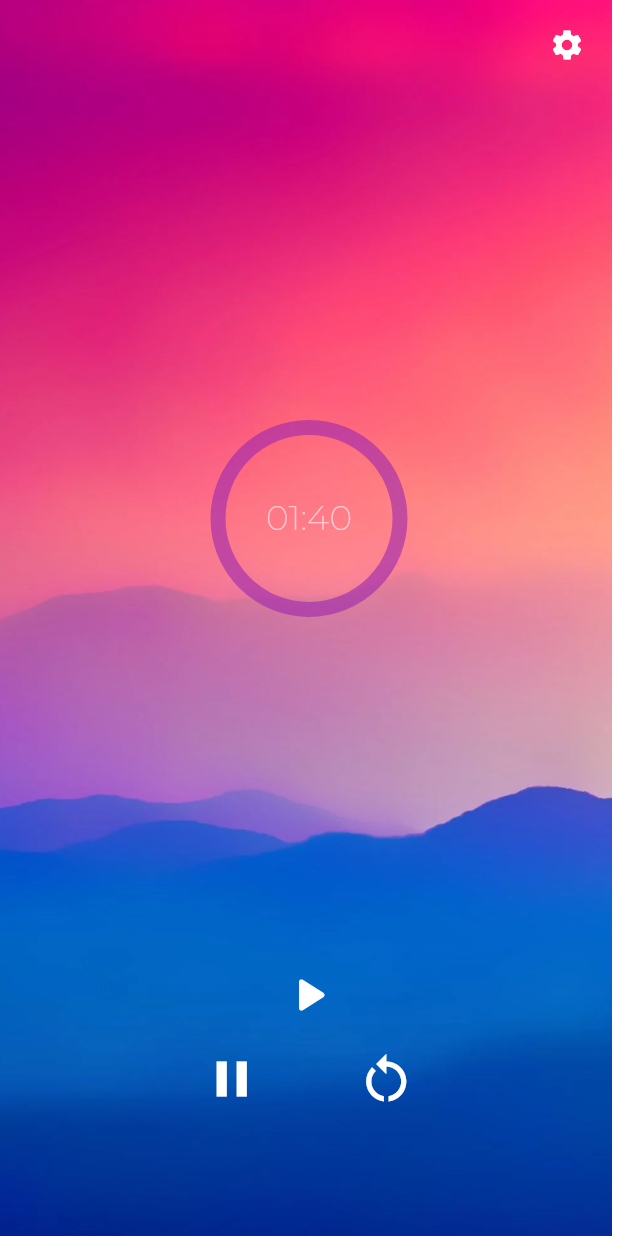
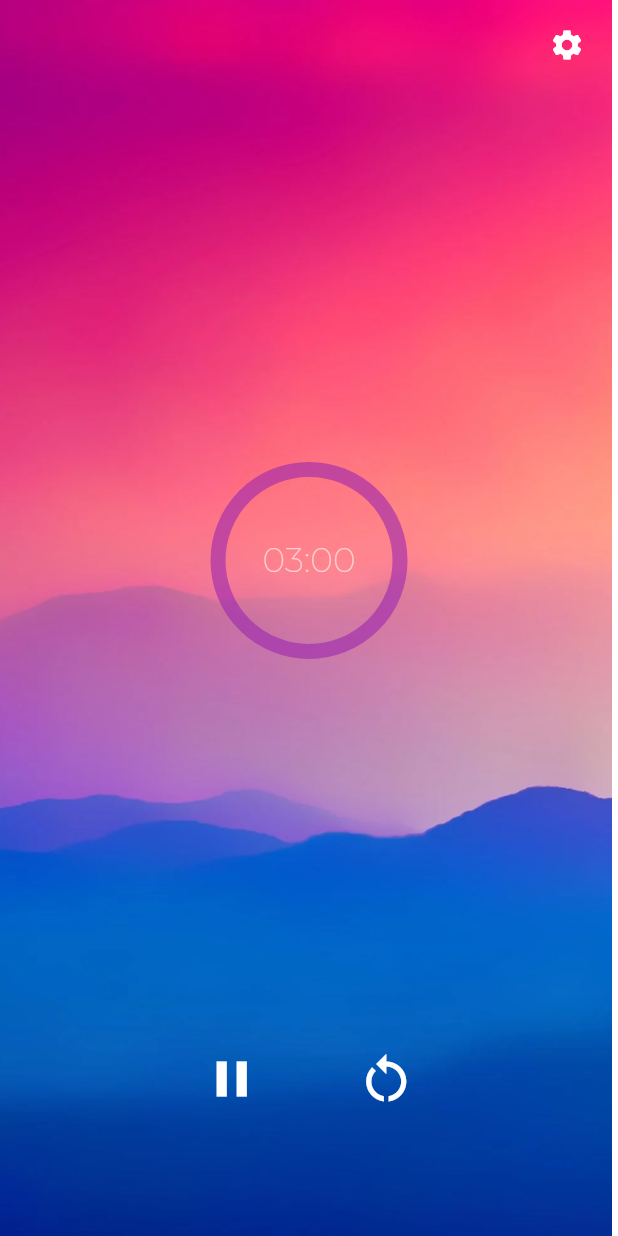
Before and after one commit to NotZetka/PomodoroApp, a Flutter app: the screen it shows after launch, after a tap on the "play arrow" icon, on a phone screen of 412 x 824 dp. Run offline on Flutter 3.47's test engine with Material 2 defaults, Android fonts, the light colour scheme and no system bars; drawn by our look-alikes of circular_countdown_timer; our stand-ins replace google_fonts.

Commit message:
Buttons work

```diff
--- a/pomodoro_app/lib/home.dart
+++ b/pomodoro_app/lib/home.dart
@@ -12,10 +12,95 @@ class Home extends StatefulWidget {
 
 class _HomeState extends State<Home> {
   CountDownController _controller = CountDownController();
-  int duration = 100;
+  int duration = 180;
+  @override
+  void initState() {
+    super.initState();
+    Future.delayed(Duration(seconds: 0), () {
+      _controller.restart();
+      _controller.pause();
+    });
+  }
 
+  int index = 0;
   @override
   Widget build(BuildContext context) {
+    //Lista stanów przycisków
+    List views = [
+      Row(children: [
+        _button(
+            title: "Start",
+            onPressed: () {
+              _controller.resume();
+              setState(() {
+                index = 1;
+              });
+            },
+            myicon: Icon(
+              Icons.play_arrow_rounded,
+            )),
+      ]),
+      Row(children: [
+        Expanded(
+          child: SizedBox(),
+          flex: 1,
+        ),
+        _button(
+            title: "Pause",
+            onPressed: () {
+              _controller.pause();
+
+              setState(() {
+                index = 2;
+              });
+            },
+            myicon: Icon(Icons.pause)),
+        _button(
+            title: "Restart",
+            onPressed: () {
+              _controller.restart(duration: duration);
+              _controller.pause();
+              setState(() {
+                index = 0;
+              });
+            },
+            myicon: Icon(Icons.restart_alt)),
+        Expanded(
+          child: SizedBox(),
+          flex: 1,
+        )
+      ]),
+      Row(children: [
+        Expanded(
+          child: SizedBox(),
+          flex: 1,
+        ),
+        _button(
+            title: "Start",
+            onPressed: () {
+              _controller.resume();
+              setState(() {
+                index = 1;
+              });
+            },
+            myicon: Icon(Icons.play_arrow_rounded)),
+        _button(
+            title: "Restart",
+            onPressed: () {
+              setState(() {
+                _controller.restart(duration: duration);
+                _controller.pause();
+                index = 0;
+              });
+            },
+            myicon: Icon(Icons.restart_alt)),
+        Expanded(
+          child: SizedBox(),
+          flex: 1,
+        )
+      ]),
+    ];
+
     return Stack(children: [
       Image.asset('assets/bgimage.png', fit: BoxFit.cover),
       Scaffold(
@@ -69,7 +154,6 @@ class _HomeState extends State<Home> {
                               isReverse: true,
                               autoStart: false,
                               isTimerTextShown: true,
-                              onStart: () {},
                             ),
                           ),
                         ),
@@ -81,37 +165,7 @@ class _HomeState extends State<Home> {
                     ],
                   ),
                 ),
-                Row(children: [
-                  _button(
-                      title: "Start",
-                      onPressed: () {
-                        _controller.resume();
-                      },
-                      myicon: Icon(Icons.play_arrow_rounded)),
-                ]),
-                Row(children: [
-                  Expanded(
-                    child: SizedBox(),
-                    flex: 1,
-                  ),
-                  _button(
-                      title: "Pause",
-                      onPressed: () {
-                        _controller.pause();
-                      },
-                      myicon: Icon(Icons.pause)),
-                  _button(
-                      title: "Restart",
-                      onPressed: () {
-                        _controller.restart(duration: duration);
-                        _controller.pause();
-                      },
-                      myicon: Icon(Icons.restart_alt)),
-                  Expanded(
-                    child: SizedBox(),
-                    flex: 1,
-                  )
-                ]),
+                views[index],
                 Container(
                   height: constraints.maxHeight * 0.1,
                   child: SizedBox(),
@@ -125,13 +179,16 @@ class _HomeState extends State<Home> {
   }
 
   _button(
-      {required String title, VoidCallback? onPressed, required Icon myicon}) {
+      {required String title,
+      VoidCallback? onPressed,
+      required Icon myicon,
+      double size = 40}) {
     return Expanded(
       child: IconButton(
         icon: myicon,
         onPressed: onPressed,
         color: Colors.white,
-        iconSize: 40,
+        iconSize: size,
       ),
       flex: 1,
     );
```
